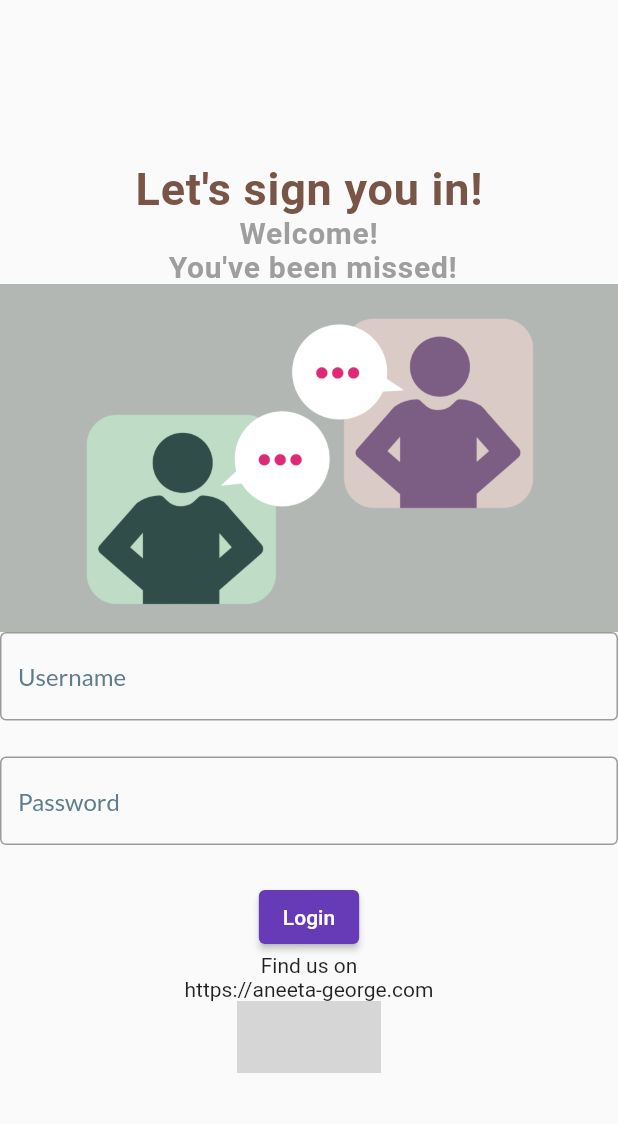
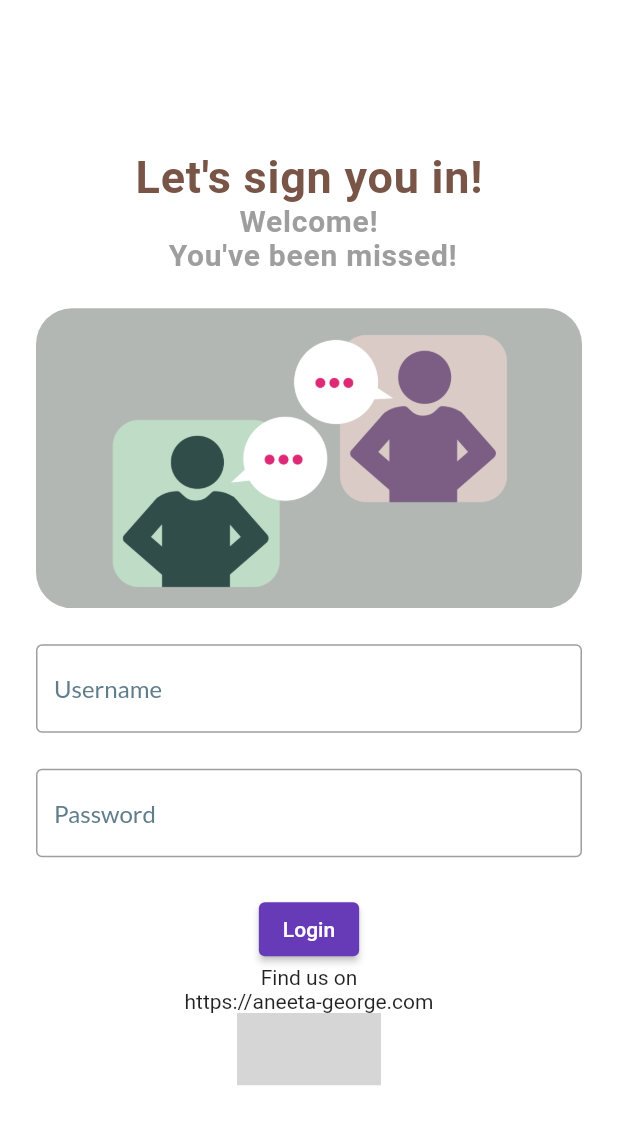
Before and after one commit to AneetaGeorge/ChatApp, a Flutter app: the screen it shows after launch, on a phone screen of 412 x 824 dp. Shown: the top 1124 px of the screen. Run offline on Flutter 3.47's test engine with Material 2 defaults, Android fonts, the phone set to English and light mode, and no system bars; our stand-ins replace google_fonts; missing offline and left inert: social_media_buttons; grey boxes are pictures that could not be loaded.

Commit message:
Fixed styling issues such as padding and rounded corners for images. Also corrected bg color of chat messages to be based on author.

```diff
--- a/lib/chat.dart
+++ b/lib/chat.dart
@@ -44,6 +44,7 @@ class _ChatState extends State<Chat> {
     String username = ModalRoute.of(context)!.settings.arguments as String;
 
     return Scaffold(
+      backgroundColor: Colors.white,
       appBar: AppBar(
         title: Text(
           'Welcome $username!',
@@ -70,7 +71,8 @@ class _ChatState extends State<Chat> {
               itemBuilder: (context, index) {
                 return ChatBubble(
                     chatMessage: _messages[index],
-                    alignment: username == _messages[index].author.username ? Alignment.centerRight : Alignment.centerLeft
+                    alignment: username == _messages[index].author.username ? Alignment.centerRight : Alignment.centerLeft,
+                    color: username == _messages[index].author.username ? Theme.of(context).primaryColor : Colors.black87,
                 );
               }
             ),
--- a/lib/login.dart
+++ b/lib/login.dart
@@ -18,8 +18,6 @@ class Login extends StatelessWidget {
   {
     if (_formKey.currentState != null && _formKey.currentState!.validate())
       {
-        print('Username: ${usernameController.text}');
-        print('Login successful');
         Navigator.pushReplacementNamed(
             context,
             '/chat',
@@ -31,8 +29,11 @@ class Login extends StatelessWidget {
   @override
   Widget build(BuildContext context) {
     return Scaffold(
+      backgroundColor: Colors.white,
         drawer: const Drawer(),
         body: Center(
+          child: Padding(
+            padding: const EdgeInsets.all(24.0),
             child: Column(
               mainAxisAlignment: MainAxisAlignment.center,
               children: [
@@ -55,10 +56,20 @@ class Login extends StatelessWidget {
                     letterSpacing: 0.5
                   ),
                 ),
-              Image.asset(
-                'assets/illustration.png'
+                verticalSpacing(24),
+                Container(
+                    height: 200,
+                    width: MediaQuery.of(context).size.width,
+                    decoration: BoxDecoration(
+                        borderRadius: BorderRadius.circular(24),
+                        image: const DecorationImage(
+                            fit: BoxFit.fitWidth,
+                            image: AssetImage('assets/illustration.png'
+                            )
+                        )
+                    )
                 ),
-
+                verticalSpacing(24),
                 Form(
                   key: _formKey,
                   child: Column(
@@ -131,6 +142,7 @@ class Login extends StatelessWidget {
                 )
               ],
             ),
+          ),
         )
     );
   }
--- a/lib/main.dart
+++ b/lib/main.dart
@@ -13,8 +13,14 @@ class ChatApp extends StatelessWidget {
   Widget build(BuildContext context) {
     return MaterialApp(
       title: "Chat App",
-      theme: ThemeData(primarySwatch: Colors.deepPurple, appBarTheme: AppBarTheme(
-        backgroundColor: Colors.blue, foregroundColor: Colors.black)),
+      theme: ThemeData(
+          canvasColor: Colors.transparent,
+          primarySwatch: Colors.deepPurple,
+          appBarTheme: const AppBarTheme(
+              backgroundColor: Colors.blue,
+              foregroundColor: Colors.black
+          )
+      ),
       home: Login(),
       routes: {
         '/chat': (context) => Chat()
--- a/lib/widgets/chatInput.dart
+++ b/lib/widgets/chatInput.dart
@@ -1,7 +1,7 @@
 import 'package:flutter/material.dart';
 import 'package:flutter_application/entities/authorEntity.dart';
 import 'package:flutter_application/entities/chatMessageEntity.dart';
-import 'package:flutter_application/widgets/image_picker.dart';
+import 'package:flutter_application/widgets/imagePicker.dart';
 
 class ChatInput extends StatefulWidget {
   final Function(ChatMessage) onSendMessage;
```
Also changed, not shown: lib/widgets/chatBubble.dart (+18 -13 lines), lib/widgets/imagePicker.dart (added, +52 -0 lines), lib/widgets/image_picker.dart (deleted, +0 -42 lines). Lines whose indentation alone changed are shown as unchanged.
